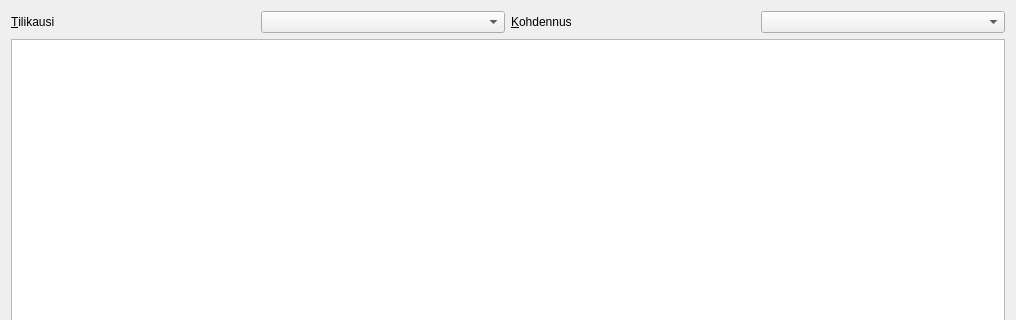
Above: kitupiikki/arkisto/budjettidlg.ui from artoh/kitupiikki before the change; both pictures show x 0 to 1016 and y 0 to 320 of the 1016 by 818 pixel window. Below: the same form after it.
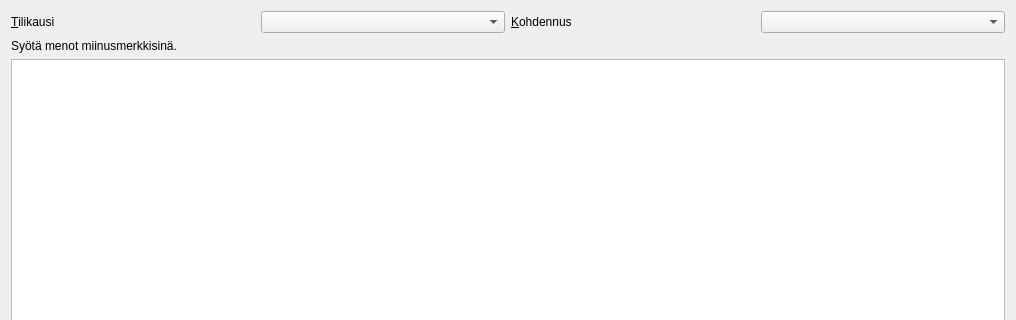
That is the form after the change. Icons and pictures are not drawn.

Commit message: Ohje menojen budjetointiin

Patch:
```diff
--- a/kitupiikki/arkisto/budjettidlg.ui
+++ b/kitupiikki/arkisto/budjettidlg.ui
@@ -44,6 +44,13 @@
      </item>
     </layout>
    </item>
+   <item>
+    <widget class="QLabel" name="label_3">
+     <property name="text">
+      <string>Syötä menot miinusmerkkisinä.</string>
+     </property>
+    </widget>
+   </item>
    <item>
     <widget class="QTableView" name="view"/>
    </item>
```
